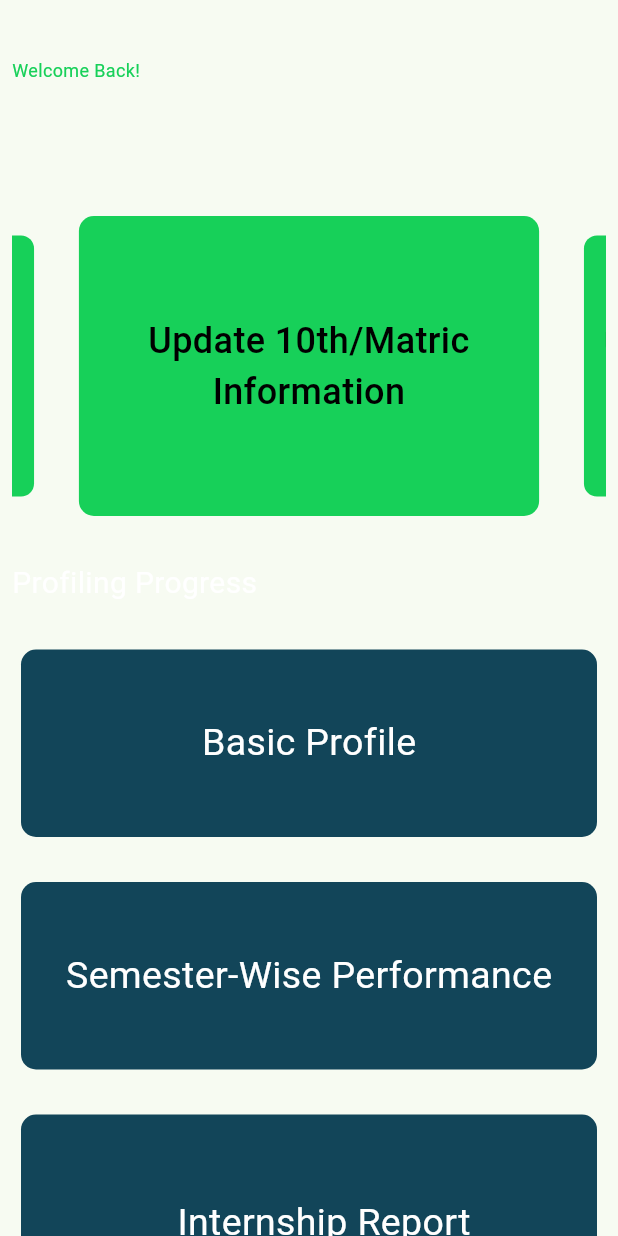
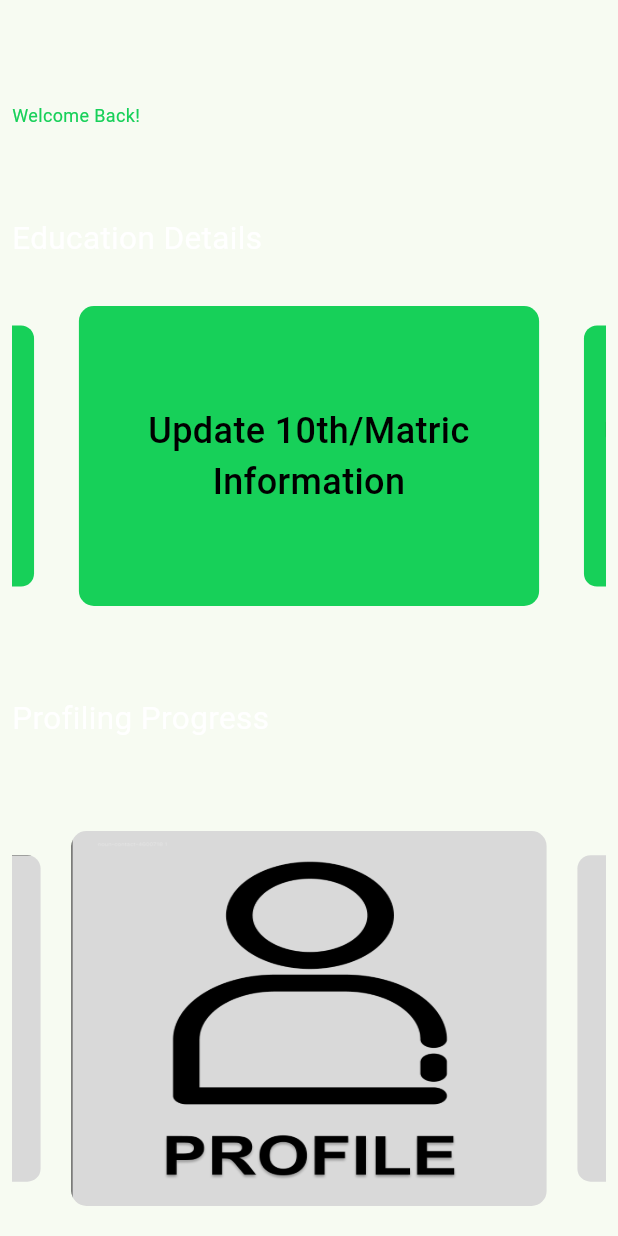
Before and after one commit to Vaibhavyadav350/tnp_kiit, a Flutter app: the NewHomePage screen opened directly, on a phone screen of 412 x 824 dp. Run offline on Flutter 3.47's test engine with Material 3 defaults, Android fonts, the light colour scheme and no system bars; drawn by our look-alikes of carousel_slider; our stand-ins replace cloud_firestore, file_picker, firebase_auth, firebase_core, firebase_storage, google_sign_in and 1 more; missing offline and left inert: easy_pdf_viewer; accounts and stored records are empty; Roboto replaces fonts that are missing (Times New Roman).

Commit message:
home screen redesigned!

```diff
--- a/lib/main.dart
+++ b/lib/main.dart
@@ -4,6 +4,7 @@
 import 'package:kiit_connect/service/wrapper.dart';
 import 'package:kiit_connect/theme/colors.dart';
 import 'package:kiit_connect/user/member/basicprofile.dart';
+import 'package:kiit_connect/user/member/work/participation_in_researches.dart';
 import 'package:kiit_connect/user/newscreens/home.dart';
 
 void main() async {
@@ -43,7 +44,7 @@
       theme: theme,
       darkTheme: theme.copyWith(brightness: Brightness.dark),
       themeMode: ThemeMode.dark,
-      home: Wrapper(),
+      home: NewHomePage(),
     );
   }
 }
--- a/lib/user/newscreens/home.dart
+++ b/lib/user/newscreens/home.dart
@@ -17,8 +17,12 @@
 import 'package:kiit_connect/user/member/sem/sixth_sem.dart';
 import 'package:kiit_connect/user/member/sem/third_sem.dart';
 import 'package:kiit_connect/user/member/skill/competency.dart';
+import 'package:kiit_connect/user/member/work/participation_in_researches.dart';
 import 'package:kiit_connect/user/member/work/profesionalexp.dart';
 import 'package:firebase_auth/firebase_auth.dart';
+import 'package:kiit_connect/user/member/work/projects.dart';
+import 'package:kiit_connect/user/member/work/startups.dart';
+
 class NewHomePage extends StatelessWidget {
   const NewHomePage({super.key});
 
@@ -33,6 +37,7 @@
             Column(
               children: [
                 smallSpacing(),
+                smallSpacing(),
                 Row(
                   mainAxisAlignment: MainAxisAlignment.start,
                   children: [
@@ -45,18 +50,32 @@
                     )
                   ],
                 ),
-                smallSpacing(),
                 Row(
                   mainAxisAlignment: MainAxisAlignment.start,
                   children: [
                     Text(
+                      // "Testing....",
                       FirebaseAuth.instance.currentUser!.displayName!,
                       style: TextStyle(color: primary, fontSize: 20),
                     ),
                   ],
                 ),
                 smallSpacing(),
+                Row(
+                  mainAxisAlignment: MainAxisAlignment.start,
+                  children: [
+                    Text(
+                      "Education Details",
+                      style: TextStyle(
+                        color: primary,
+                        fontSize: 21,
+                      ),
+                    )
+                  ],
+                ),
+                smallSpacing(),
                 MyIfElseCarousel(),
+                smallSpacing(),
                 smallSpacing(),
                 const Row(
                   mainAxisAlignment: MainAxisAlignment.start,
@@ -65,287 +84,188 @@
                       "Profiling Progress",
                       style: TextStyle(
                         color: primary,
-                        fontSize: 20,
+                        fontSize: 21,
                       ),
                     ),
                   ],
                 ),
+                // smallSpacing(),
+                // GestureDetector(
+                //   onTap: () {
+                //     Navigator.push(
+                //       context,
+                //       MaterialPageRoute(
+                //         builder: (context) => BasicProfile(),
+                //       ),
+                //     );
+                //   },
+                //   child: Container(
+                //     width: 384,
+                //     height: 125,
+                //     decoration: BoxDecoration(
+                //         color: darkHighlight,
+                //         borderRadius: BorderRadius.circular(10.0)),
+                //     child: Align(
+                //       alignment: Alignment.center,
+                //       child: Text(
+                //         "Basic Profile",
+                //         style: TextStyle(
+                //           fontSize: 25,
+                //           color: primary,
+                //           fontFamily: 'Times New Roman',
+                //         ),
+                //       ),
+                //     ),
+                //   ),
+                // ),
+                // smallSpacing(),
+                // GestureDetector(
+                //   onTap: () {
+                //     Navigator.push(
+                //         context,
+                //         MaterialPageRoute(
+                //           builder: (context) => PersonalProject(),
+                //         ));
+                //   },
+                //   child: Container(
+                //     width: 384,
+                //     height: 125,
+                //     decoration: BoxDecoration(
+                //         color: darkHighlight,
+                //         borderRadius: BorderRadius.circular(10.0)),
+                //     child: Align(
+                //       alignment: Alignment.center,
+                //       child: Text(
+                //         "Projects",
+                //         style: TextStyle(
+                //           fontSize: 25,
+                //           color: primary,
+                //           fontFamily: 'Times New Roman',
+                //         ),
+                //       ),
+                //     ),
+                //   ),
+                // ),
+                // smallSpacing(),
+                // GestureDetector(
+                //   onTap: () {
+                //     Navigator.push(
+                //       context,
+                //       MaterialPageRoute(
+                //         builder: (context) => ProfessionalExperience(),
+                //       ),
+                //     );
+                //   },
+                //   child: Container(
+                //     width: 384,
+                //     height: 125,
+                //     decoration: BoxDecoration(
+                //         color: darkHighlight,
+                //         borderRadius: BorderRadius.circular(10.0)),
+                //     child: Align(
+                //       alignment: Alignment.center,
+                //       child: Text(
+                //         "Internship Report",
+                //         style: TextStyle(
+                //           fontSize: 25,
+                //           color: primary,
+                //           fontFamily: 'Times New Roman',
+                //         ),
+                //       ),
+                //     ),
+                //   ),
+                // ),
+                // smallSpacing(),
+                // GestureDetector(
+                //   onTap: () {
+                //     Navigator.push(
+                //       context,
+                //       MaterialPageRoute(
+                //         builder: (context) => Competency(),
+                //       ),
+                //     );
+                //   },
+                //   child: Container(
+                //     width: 384,
+                //     height: 125,
+                //     decoration: BoxDecoration(
+                //         color: darkHighlight,
+                //         borderRadius: BorderRadius.circular(10.0)),
+                //     child: Align(
+                //       alignment: Alignment.center,
+                //       child: Text(
+                //         "Skill Upgradation",
+                //         style: TextStyle(
+                //           fontSize: 25,
+                //           color: primary,
+                //           fontFamily: 'Times New Roman',
+                //         ),
+                //       ),
+                //     ),
+                //   ),
+                // ),
+                // smallSpacing(),
+                // GestureDetector(
+                //   onTap: () {
+                //     Navigator.push(
+                //       context,
+                //       MaterialPageRoute(
+                //         builder: (context) => AcademicAchievements(),
+                //       ),
+                //     );
+                //   },
+                //   child: Container(
+                //     width: 384,
+                //     height: 125,
+                //     decoration: BoxDecoration(
+                //         color: darkHighlight,
+                //         borderRadius: BorderRadius.circular(10.0)),
+                //     child: Align(
+                //       alignment: Alignment.center,
+                //       child: Text(
+                //         "Research Work",
+                //         style: TextStyle(
+                //           fontSize: 25,
+                //           color: primary,
+                //           fontFamily: 'Times New Roman',
+                //         ),
+                //       ),
+                //     ),
+                //   ),
+                // ),
+                // smallSpacing(),
+                // GestureDetector(
+                //   onTap: () {
+                //     Navigator.push(
+                //       context,
+                //       MaterialPageRoute(
+                //         builder: (context) => ProfessionalExperience(),
+                //       ),
+                //     );
+                //   },
+                //   child: Container(
+                //     width: 384,
+                //     height: 125,
+                //     decoration: BoxDecoration(
+                //         color: darkHighlight,
+                //         borderRadius: BorderRadius.circular(10.0)),
+                //     child: Align(
+                //       alignment: Alignment.center,
+                //       child: Text(
+                //         "StartUp Information",
+                //         style: TextStyle(
+                //           fontSize: 25,
+                //           color: primary,
+                //           fontFamily: 'Times New Roman',
+                //         ),
+                //       ),
+                //     ),
+                //   ),
+                // ),
                 smallSpacing(),
-                GestureDetector(
-                  onTap: () {
-                    Navigator.push(
-                      context,
-                      MaterialPageRoute(
-                        builder: (context) => BasicProfile(),
-                      ),
-                    );
-                  },
-                  child: Container(
-                    width: 384,
-                    height: 125,
-                    decoration: BoxDecoration(
-                        color: darkHighlight,
-                        borderRadius: BorderRadius.circular(10.0)),
-                    // padding: const EdgeInsets.only(left: 20, top: 20),
-                    child: Align(
-                      alignment: Alignment.center,
-                      child: Text(
-                        "Basic Profile",
-                        style: TextStyle(
-                          fontSize: 25,
-                          color: primary,
-                          fontFamily: 'Times New Roman',
-                        ),
-                      ),
-                    ),
-                  ),
-                ),
                 smallSpacing(),
-                GestureDetector(
-                  onTap: () {
-                    showModalBottomSheet(
-                      backgroundColor: darkShadow,
-                      context: context,
-                      builder: (context) {
-                        return Wrap(
-                          children: [
-                            ListTile(
-                              leading: Icon(
-                                Icons.article_outlined,
-                                color: primary,
-                              ),
-                              title: Text(
-                                'Semester 1',
-                                style: TextStyle(color: primary),
-                              ),
-                              onTap: () {
-                                Navigator.push(
-                                  context,
-                                  MaterialPageRoute(
-                                    builder: (context) =>
-                                        FirstSemesterPerformance(),
-                                  ),
-                                );
-                              },
-                            ),
-                            ListTile(
-                              leading: Icon(
-                                Icons.article_outlined,
-                                color: primary,
-                              ),
-                              title: Text(
-                                'Semester 2',
-                                style: TextStyle(color: primary),
-                              ),
-                              onTap: () {
-                                Navigator.push(
-                                  context,
-                                  MaterialPageRoute(
-                                    builder: (context) =>
-                                        SecondSemesterPerformance(),
-                                  ),
-                                );
-                              },
-                            ),
-                            ListTile(
-                              leading: Icon(
-                                Icons.article_outlined,
-                                color: primary,
-                              ),
-                              title: Text(
-                                'Semester 3',
-                                style: TextStyle(color: primary),
-                              ),
-                              onTap: () {
-                                Navigator.push(
-                                  context,
-                                  MaterialPageRoute(
-                                    builder: (context) =>
-                                        ThirdSemesterPerformance(),
-                                  ),
-                                );
-                              },
-                            ),
-                            ListTile(
-                              leading: Icon(
-                                Icons.article_outlined,
-                                color: primary,
-                              ),
-                              title: Text(
-                                'Semester 4',
-                                style: TextStyle(color: primary),
-                              ),
-                              onTap: () {
-                                Navigator.push(
-                                  context,
-                                  MaterialPageRoute(
-                                    builder: (context) =>
-                                        FourthSemesterPerformance(),
-                                  ),
-                                );
-                              },
-                            ),
-                            ListTile(
-                              leading: Icon(
-                                Icons.article_outlined,
-                                color: primary,
-                              ),
-                              title: Text(
-                                'Semester 5',
-                                style: TextStyle(color: primary),
-                              ),
-                              onTap: () {
-                                Navigator.push(
-                                  context,
-                                  MaterialPageRoute(
-                                    builder: (context) =>
-                                        FifthSemesterPerformance(),
-                                  ),
-                                );
-                              },
-                            ),
-                            ListTile(
-                              leading: Icon(
-                                Icons.article_outlined,
-                                color: primary,
-                              ),
-                              title: Text(
-                                'Semester 6',
-                                style: TextStyle(color: primary),
-                              ),
-                              onTap: () {
-                                Navigator.push(
-                                  context,
-                                  MaterialPageRoute(
-                                    builder: (context) =>
-                                        SixthSemesterPerformance(),
-                                  ),
-                                );
-                              },
-                            ),
-                            ListTile(
-                              leading: Icon(
-                                Icons.article_outlined,
-                                color: primary,
-                              ),
-                              title: Text(
-                                'Semester 7',
-                                style: TextStyle(color: primary),
-                              ),
-                              onTap: () {
-                                Navigator.push(
-                                  context,
-                                  MaterialPageRoute(
-                                    builder: (context) =>
-                                        SeventhSemesterPerformance(),
-                                  ),
-                                );
-                              },
-                            ),
-                            ListTile(
-                              leading: Icon(
-                                Icons.article_outlined,
-                                color: primary,
-                              ),
-                              title: Text(
-                                'Semester 8',
-                                style: TextStyle(color: primary),
-                              ),
-                              onTap: () {
-                                Navigator.push(
-                                  context,
-                                  MaterialPageRoute(
-                                    builder: (context) =>
-                                        EightSemesterPerformance(),
-                                  ),
-                                );
-                              },
-                            ),
-                          ],
-                        );
-                      },
-                    );
-                  },
-                  child: Container(
-                    width: 384,
-                    height: 125,
-                    decoration: BoxDecoration(
-                        color: darkHighlight,
-                        borderRadius: BorderRadius.circular(10.0)),
-                    // padding: const EdgeInsets.only(left: 20, top: 20),
-                    child: Align(
-                      alignment: Alignment.center,
-                      child: Text(
-                        "Semester-Wise Performance",
-                        style: TextStyle(
-                          fontSize: 25,
-                          color: primary,
-                          fontFamily: 'Times New Roman',
-                        ),
-                      ),
-                    ),
-                  ),
-                ),
+                MyCarousel(),
                 smallSpacing(),
-                GestureDetector(
-                  onTap: () {
-                    Navigator.push(
-                      context,
-                      MaterialPageRoute(
-                        builder: (context) => ProfessionalExperience(),
-                      ),
-                    );
-                  },
-                  child: Container(
-                    width: 384,
-                    height: 125,
-                    decoration: BoxDecoration(
-                        color: darkHighlight,
-                        borderRadius: BorderRadius.circular(10.0)),
-                    padding: const EdgeInsets.only(left: 20, top: 20),
-                    child: Align(
-                      alignment: Alignment.center,
-                      child: Text(
-                        "Internship Report",
-                        style: TextStyle(
-                          fontSize: 25,
-                          color: primary,
-                          fontFamily: 'Times New Roman',
-                        ),
-                      ),
-                    ),
-                  ),
-                ),
-                smallSpacing(),
-                GestureDetector(
-                  onTap: () {
-                    Navigator.push(
-                      context,
-                      MaterialPageRoute(
-                        builder: (context) => Competency(),
-                      ),
-                    );
-                  },
-                  child: Container(
-                    width: 384,
-                    height: 125,
-                    decoration: BoxDecoration(
-                        color: darkHighlight,
-                        borderRadius: BorderRadius.circular(10.0)),
-                    padding: const EdgeInsets.only(left: 20, top: 20),
-                    child: Align(
-                      alignment: Alignment.center,
-                      child: Text(
-                        "Skill Upgradation",
-                        style: TextStyle(
-                          fontSize: 25,
-                          color: primary,
-                          fontFamily: 'Times New Roman',
-                        ),
-                      ),
-                    ),
-                  ),
-                ),
               ],
             ),
           ),
@@ -355,13 +275,100 @@
   }
 }
 
+class MyCarousel extends StatelessWidget {
+  final List<Map<String, dynamic>> tiles = [
+    {
+      'title': 'Basic Profile',
+      'page': BasicProfile(),
+      'image': 'assets/images/profile.png'
+    },
+    {
+      'title': 'Projects',
+      'page': PersonalProject(),
+      'image': 'assets/images/projects.png'
+    },
+    {
+      'title': 'Internship Report',
+      'page': ProfessionalExperience(),
+      'image': 'assets/images/internships.png'
+    },
+    {
+      'title': 'Skill Upgradation',
+      'page': Competency(),
+      'image': 'assets/images/skills.png'
+    },
+    {
+      'title': 'Research Work',
+      'page': AcademicAchievements(),
+      'image': 'assets/images/research.png'
+    },
+    {
+      'title': 'StartUp Information',
+      'page': StartupInformation(),
+      'image': 'assets/images/startup.png'
+    },
+  ];
+
+  @override
+  Widget build(BuildContext context) {
+    return CarouselSlider(
+      options: CarouselOptions(
+        height: 250.0,
+        enlargeCenterPage: true,
+        autoPlay: true,
+        autoPlayInterval: Duration(seconds: 2),
+      ),
+      items: tiles.map((tile) {
+        return Builder(
+          builder: (BuildContext context) {
+            return GestureDetector(
+              onTap: () {
+                Navigator.push(
+                  context,
+                  MaterialPageRoute(
+                    builder: (context) => tile['page'],
+                  ),
+                );
+              },
+              child: Container(
+                width: 626,
+                height: 626,
+                decoration: BoxDecoration(
+                  image: DecorationImage(
+                    image: AssetImage(tile['image']),
+                    fit: BoxFit.fill,
+                  ),
+                  borderRadius: BorderRadius.circular(10.0),
+                ),
+                // child: Align(
+                //   alignment: Alignment.bottomCenter,
+                //   child: Text(
+                //     tile['title'],
+                //     style: TextStyle(
+                //       fontSize: 25,
+                //       color: Colors.white,
+                //       fontFamily: 'Times New Roman',
+                //     ),
+                //   ),
+                // ),
+              ),
+            );
+          },
+        );
+      }).toList(),
+    );
+  }
+}
+
 class MyIfElseCarousel extends StatelessWidget {
   final List<String> titles = [
     'Update 10th/Matric Information',
     'Update 12th/High School Information',
-    'Update Internship Information',
+    // 'Update Internship Information',
     'Update Semester Information'
   ];
+
+  MyIfElseCarousel({super.key});
 
   @override
   Widget build(BuildContext context) {
@@ -391,11 +398,13 @@
                       builder: (context) => TwelfthGradeAchievements(),
                     ),
                   );
-                } else if (title == 'Update Internship Information') {
-                  Navigator.push(
-                      context,
-                      MaterialPageRoute(
-                          builder: (context) => ProfessionalExperience()));
+                  // Internship details not needed on the educational details section
+                  // } else if (title == 'Update Internship Information') {
+                  //   Navigator.push(
+                  //       context,
+                  //       MaterialPageRoute(
+                  //           builder: (context) => ProfessionalExperience()));
+                  // }
                 } else if (title == 'Update Semester Information') {
                   showModalBottomSheet(
                     backgroundColor: darkShadow,
```
Also changed, not shown: assets/images/basicprofile_background.png (added), assets/images/internship_background.png (added), assets/images/internships.png (added), assets/images/profile.png (added), assets/images/project_background.png (added), assets/images/projects.png (added), assets/images/research.png (added), assets/images/research_background.jpg (added), assets/images/skills-icon-with-settings-sign-skills-icon-customize-setup-manage-process-symbol-vector-icon_775815-966.jpg (added), assets/images/skills.png (added), assets/images/startup.png (added).
